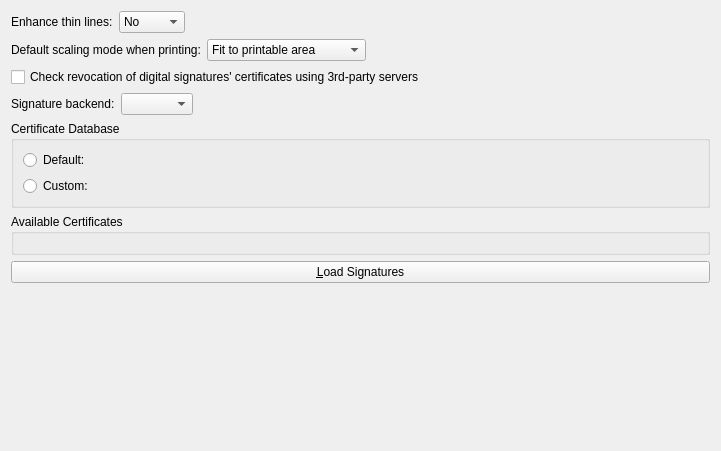
This is generators/poppler/conf/pdfsettingswidget.ui in KDE/okular as Qt 5 draws it before an edit. The edited form follows.
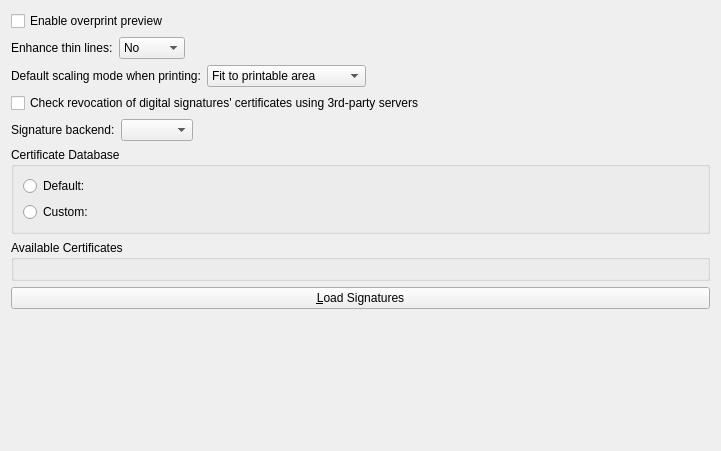
This is the edited form. Custom widgets are drawn as their Qt base class.

Commit message:
Add a way to enable overprint preview for rendering PDF
This is disabled by default.

The edit to the form file:
```diff
--- a/generators/poppler/conf/pdfsettingswidget.ui
+++ b/generators/poppler/conf/pdfsettingswidget.ui
@@ -11,6 +11,13 @@
    </rect>
   </property>
   <layout class="QVBoxLayout" name="verticalLayout">
+   <item>
+    <widget class="QCheckBox" name="kcfg_OverprintPreviewEnabled">
+     <property name="text">
+      <string>Enable overprint preview</string>
+     </property>
+    </widget>
+   </item>
    <item>
     <layout class="QHBoxLayout" name="horizontalLayout_2">
      <item>
```
The commit also changes 3 other files.
